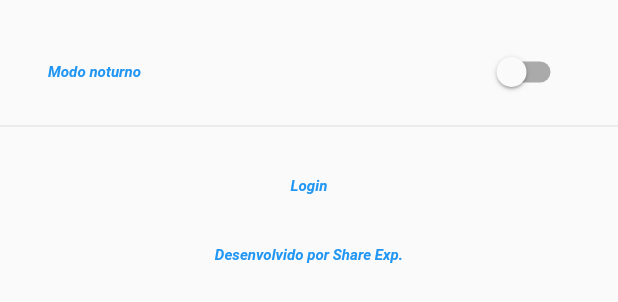
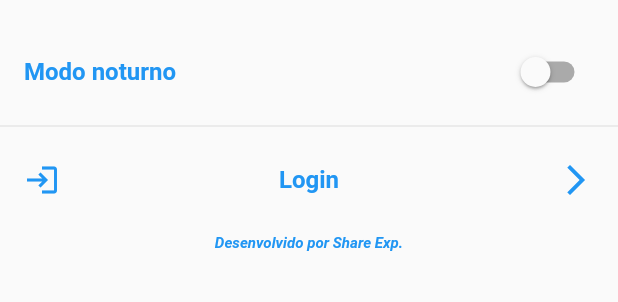
Before and after one commit to migueloli/app_amoc_ararangua, a Flutter app: the AccountPage widget shown alone on an empty page, opened directly, on a phone screen of 412 x 824 dp. Shown: the top 302 px of the screen. Run offline on Flutter 3.47's test engine with Material 2 defaults, Android fonts, the phone set to English and light mode, and no system bars; our stand-ins replace bottom_navy_bar, cloud_firestore, dartz, equatable, firebase_auth, firebase_core and 4 more; missing offline and left inert: dynamic_themes, kayta; accounts and stored records are empty.

Commit message:
feature: Finish base layout for home and account page.

```diff
--- a/lib/features/presentation/home/pages/account/account_page.dart
+++ b/lib/features/presentation/home/pages/account/account_page.dart
@@ -6,6 +6,7 @@ import 'package:flutter_triple/flutter_triple.dart';
 import '../../../../../core/errors/failures.dart';
 import '../../../../../core/theme/theme.dart';
 import '../../../../domain/entities/account_entity.dart';
+import '../../../widgets/menu_button_widget.dart';
 import 'store/account_store.dart';
 
 class AccountPage extends StatefulWidget {
@@ -47,17 +48,15 @@ class _AccountPageState extends ModularState<AccountPage, AccountStore> {
   List<Widget> _createMenu(BuildContext context, AccountEntity? entity) {
     final textStyle = TextStyle(
       color: Theme.of(context).accentColor,
-      fontSize: 10,
-      fontStyle: FontStyle.italic,
+      fontSize: 16,
       fontWeight: FontWeight.bold,
     );
     var widgets = <Widget>[];
 
     widgets.addAll([
       SizedBox(height: 20,),
-      Padding(
-        padding: const EdgeInsets.symmetric(horizontal: 16),
-        child: SwitchListTile(
+      SwitchListTile(
+        activeColor: Theme.of(context).accentColor,
         value: Theme.of(context).brightness == Brightness.dark,
         title: Text(
           'Modo noturno',
@@ -67,7 +66,6 @@ class _AccountPageState extends ModularState<AccountPage, AccountStore> {
             ? DynamicTheme.of(context)?.setTheme(AppThemes.DARK_THEME)
             : DynamicTheme.of(context)?.setTheme(AppThemes.LIGHT_THEME),
       ),
-      ),
     ]);
 
     if(entity == null) {
@@ -76,7 +74,7 @@ class _AccountPageState extends ModularState<AccountPage, AccountStore> {
       widgets.addAll(_connectedItems(textStyle));
     }
 
-    widgets.add(
+    widgets.addAll([
       Padding(
         padding: const EdgeInsets.symmetric(horizontal: 16, vertical: 8),
         child: Text(
@@ -90,47 +88,32 @@ class _AccountPageState extends ModularState<AccountPage, AccountStore> {
           ),
         ),
       ),
-    );
+    ]);
 
     return widgets;
   }
 
   List<Widget> _disconnectedItems(TextStyle textStyle) => [
     Divider(),
-    Padding(
-      padding: const EdgeInsets.all(8),
-      child: MaterialButton(
-        child: Text(
-          'Login',
-          style: textStyle,
-        ),
-        onPressed: () {},
-      ),
+    MenuButtonWidget(
+      label: 'Login',
+      icon: Icons.login,
+      onPressed: () => Modular.to.pushNamed('/login'),
     ),
   ];
 
   List<Widget> _connectedItems(TextStyle textStyle) => [
     Divider(),
-    Padding(
-      padding: const EdgeInsets.all(8),
-      child: MaterialButton(
-        child: Text(
-          'Perfil',
-          style: textStyle,
-        ),
+    MenuButtonWidget(
+      label: 'Perfil',
+      icon: Icons.person,
       onPressed: () {},
     ),
-    ),
     Divider(),
-    Padding(
-      padding: const EdgeInsets.all(8),
-      child: MaterialButton(
-        child: Text(
-          'Sair',
-          style: textStyle,
-        ),
+    MenuButtonWidget(
+      label: 'Sair',
+      icon: Icons.logout,
       onPressed: () {},
     ),
-    )
   ];
 }
--- a/lib/features/presentation/home/pages/account/store/account_store.dart
+++ b/lib/features/presentation/home/pages/account/store/account_store.dart
@@ -6,7 +6,9 @@ import '../../../../../domain/entities/account_entity.dart';
 import '../../../../../domain/usecases/get_logged_user_usecase.dart';
 
 class AccountStore extends NotifierStore<Failure, AccountEntity> {
+
   final GetLoggedUserUseCase getLoggedUserUseCase;
+
   AccountStore(this.getLoggedUserUseCase) : super(AccountEntity.empty());
 
   getLoggedUser() async {
--- /dev/null
+++ b/lib/features/presentation/widgets/menu_button_widget.dart
@@ -0,0 +1,46 @@
+import 'package:flutter/material.dart';
+
+class MenuButtonWidget extends StatelessWidget {
+
+  final String label;
+  final VoidCallback onPressed;
+  final IconData icon;
+
+  const MenuButtonWidget({
+    Key? key,
+    required this.label,
+    required this.onPressed,
+    required this.icon,
+  }) : super(key: key);
+
+  @override
+  Widget build(BuildContext context) {
+    return InkWell(
+      child: Container(
+        margin: const EdgeInsets.all(16),
+        child: Row(
+          mainAxisAlignment: MainAxisAlignment.spaceBetween,
+          children: <Widget>[
+            Icon(
+              icon,
+              color: Theme.of(context).accentColor,
+            ),
+            Text(
+              label,
+              style: TextStyle(
+                color: Theme.of(context).accentColor,
+                fontSize: 16,
+                fontWeight: FontWeight.bold,
+              ),
+            ),
+            Icon(
+              Icons.arrow_forward_ios,
+              color: Theme.of(context).accentColor,
+            ),
+          ],
+        ),
+      ),
+      onTap: onPressed,
+    );
+  }
+}
```
Also changed, not shown: lib/core/theme/theme.dart (+40 -5 lines), lib/features/presentation/home/home_page.dart (+9 -16 lines), lib/features/presentation/widgets/app_bar_widget.dart (added, +20 -0 lines). Lines whose indentation alone changed are shown as unchanged.
